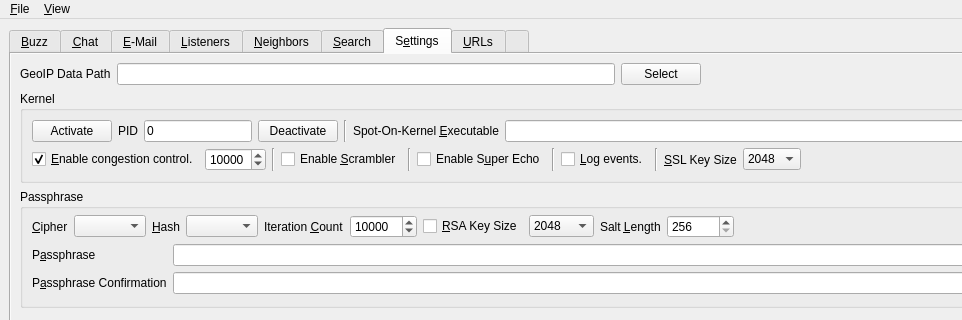
The window that UI/controlcenter.ui (xloem/spot-on-svn) describes before a commit, drawn with Qt 5; both pictures show x 0 to 962 and y 0 to 320 of the 1219 by 662 pixel window.
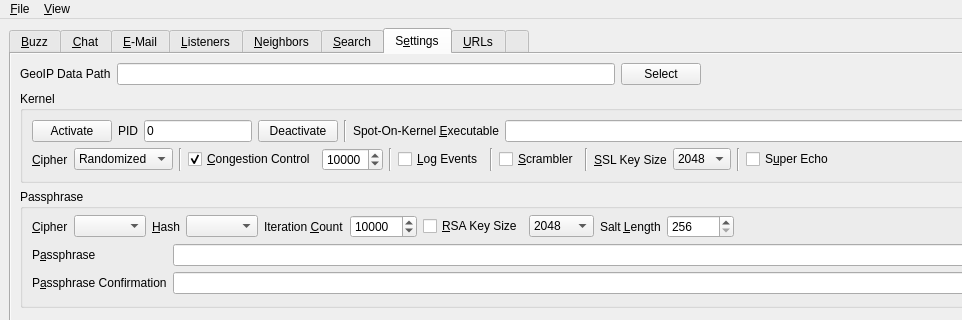
The same window after the commit. The open tabs and pages were chosen to show the change. Icons and pictures are not drawn. Custom widgets are drawn as their Qt base class.

Commit message: Optional randomized kernel ciphers.

```diff
--- a/UI/controlcenter.ui
+++ b/UI/controlcenter.ui
@@ -2552,7 +2552,7 @@
              <x>0</x>
              <y>0</y>
              <width>1197</width>
-             <height>559</height>
+             <height>554</height>
             </rect>
            </property>
            <layout class="QVBoxLayout" name="verticalLayout_35">
@@ -2674,10 +2674,39 @@
                  </item>
                  <item>
                   <layout class="QHBoxLayout" name="horizontalLayout_23">
+                   <item>
+                    <widget class="QLabel" name="label_42">
+                     <property name="text">
+                      <string>&amp;Cipher</string>
+                     </property>
+                     <property name="buddy">
+                      <cstring>cipherType</cstring>
+                     </property>
+                    </widget>
+                   </item>
+                   <item>
+                    <widget class="QComboBox" name="kernelCipherType">
+                     <property name="sizeAdjustPolicy">
+                      <enum>QComboBox::AdjustToContents</enum>
+                     </property>
+                     <item>
+                      <property name="text">
+                       <string>Randomized</string>
+                      </property>
+                     </item>
+                    </widget>
+                   </item>
+                   <item>
+                    <widget class="Line" name="line_6">
+                     <property name="orientation">
+                      <enum>Qt::Vertical</enum>
+                     </property>
+                    </widget>
+                   </item>
                    <item>
                     <widget class="QCheckBox" name="congestionControl">
                      <property name="text">
-                      <string>&amp;Enable congestion control.</string>
+                      <string>&amp;Congestion Control</string>
                      </property>
                      <property name="checked">
                       <bool>true</bool>
@@ -2707,41 +2736,24 @@
                      </property>
                     </widget>
                    </item>
-                   <item>
-                    <widget class="QCheckBox" name="scrambler">
-                     <property name="text">
-                      <string>Enable &amp;Scrambler</string>
-                     </property>
-                    </widget>
-                   </item>
-                   <item>
-                    <widget class="Line" name="line_5">
-                     <property name="orientation">
-                      <enum>Qt::Vertical</enum>
-                     </property>
-                    </widget>
-                   </item>
-                   <item>
-                    <widget class="QCheckBox" name="superEcho">
-                     <property name="toolTip">
-                      <string>If enabled, messages that are deciphered correctly will be forwarded.</string>
-                     </property>
-                     <property name="text">
-                      <string>Enable S&amp;uper Echo</string>
-                     </property>
-                    </widget>
-                   </item>
-                   <item>
-                    <widget class="Line" name="line_3">
-                     <property name="orientation">
-                      <enum>Qt::Vertical</enum>
-                     </property>
-                    </widget>
-                   </item>
                    <item>
                     <widget class="QCheckBox" name="kernelLogEvents">
                      <property name="text">
-                      <string>&amp;Log events.</string>
+                      <string>&amp;Log Events</string>
+                     </property>
+                    </widget>
+                   </item>
+                   <item>
+                    <widget class="Line" name="line_3">
+                     <property name="orientation">
+                      <enum>Qt::Vertical</enum>
+                     </property>
+                    </widget>
+                   </item>
+                   <item>
+                    <widget class="QCheckBox" name="scrambler">
+                     <property name="text">
+                      <string>&amp;Scrambler</string>
                      </property>
                     </widget>
                    </item>
@@ -2784,6 +2796,23 @@
                      </item>
                     </widget>
                    </item>
+                   <item>
+                    <widget class="Line" name="line_5">
+                     <property name="orientation">
+                      <enum>Qt::Vertical</enum>
+                     </property>
+                    </widget>
+                   </item>
+                   <item>
+                    <widget class="QCheckBox" name="superEcho">
+                     <property name="toolTip">
+                      <string>If enabled, messages that are deciphered correctly will be forwarded.</string>
+                     </property>
+                     <property name="text">
+                      <string>S&amp;uper Echo</string>
+                     </property>
+                    </widget>
+                   </item>
                    <item>
                     <spacer name="horizontalSpacer_30">
                      <property name="orientation">
```
Left out of the diff: 11 changed lines with no effect on the pictures. The commit also changes 7 other files.
